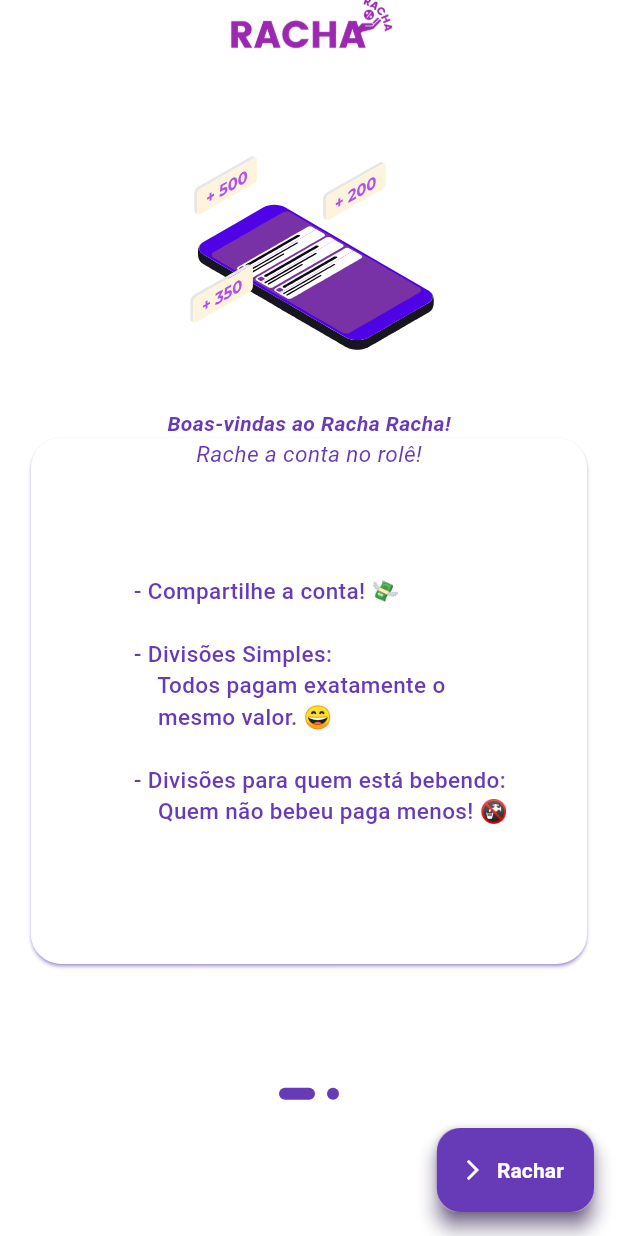
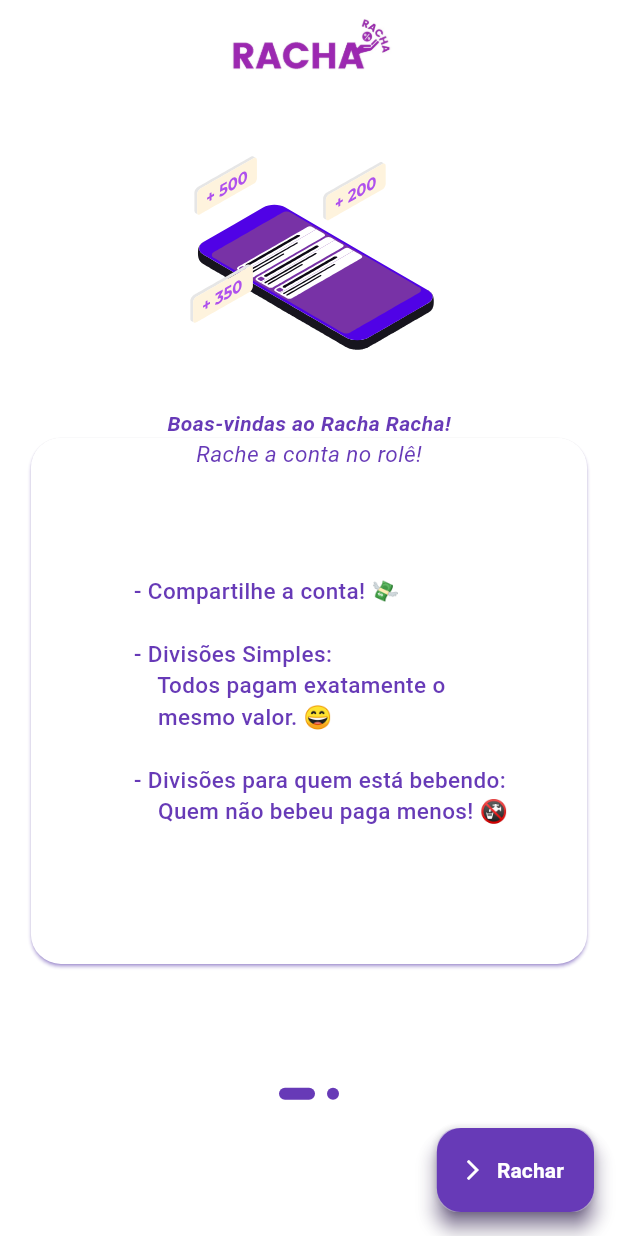
Before and after one commit to ivictoruan/racha_racha, a Flutter app: the screen it shows after launch, on a phone screen of 412 x 824 dp. Run offline on Flutter 3.47's test engine with Material 3 defaults, Android fonts, the phone set to English and light mode, and no system bars; drawn by our look-alikes of carousel_slider, smooth_page_indicator; our stand-ins replace firebase_core, firebase_crashlytics, go_router, lottie, share_plus; missing offline and left inert: social_share; accounts and stored records are empty.

Commit message:
refactor:  remove unused code for building and add spacing between titleand image in the AppBar.

```diff
--- a/lib/src/presenter/screens/starting/starting_screen.dart
+++ b/lib/src/presenter/screens/starting/starting_screen.dart
@@ -1,6 +1,7 @@
 import 'package:flutter/material.dart';
 
 import '../../shared/widgets/custom_will_pop_scope_widget.dart';
+import '../../shared/ui/constants/space_constants.dart';
 import 'widgets/go_to_rachar_button_widget.dart';
 import 'widgets/introduction_widget.dart';
 
@@ -13,19 +14,6 @@
 
 class _StartingScreenState extends State<StartingScreen>
     with SingleTickerProviderStateMixin {
-  Size get size => MediaQuery.sizeOf(context);
-
-  PreferredSizeWidget get buildAppBar => AppBar(
-        title: Image.asset(
-          "assets/images/app/splash.png",
-          width: size.width * 0.3,
-          height: size.height * 0.15,
-        ),
-        centerTitle: true,
-        backgroundColor: Colors.white,
-        elevation: 0,
-        automaticallyImplyLeading: false,
-      );
   @override
   Widget build(BuildContext context) => CustomWillPopWidget(
         isExitedPaged: true,
@@ -34,4 +22,19 @@
         isBodyScrollable: false,
         floatingActionButton: const GoToRacharButtonWidget(),
       );
+
+  PreferredSizeWidget get buildAppBar => AppBar(
+        title: Padding(
+          padding: const EdgeInsets.only(top: SpaceConstants.large),
+          child: Image.asset(
+            "assets/images/app/splash.png",
+            width: 240,
+            height: 120,
+          ),
+        ),
+        centerTitle: true,
+        backgroundColor: Colors.white,
+        elevation: 0,
+        automaticallyImplyLeading: false,
+      );
 }
```
